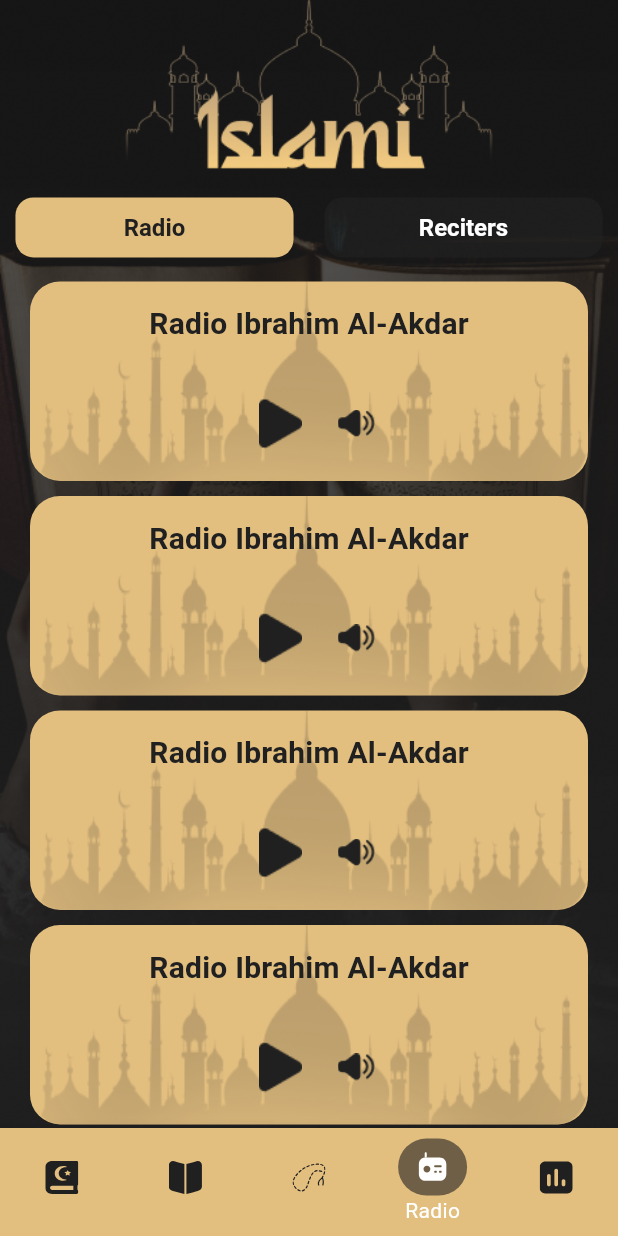
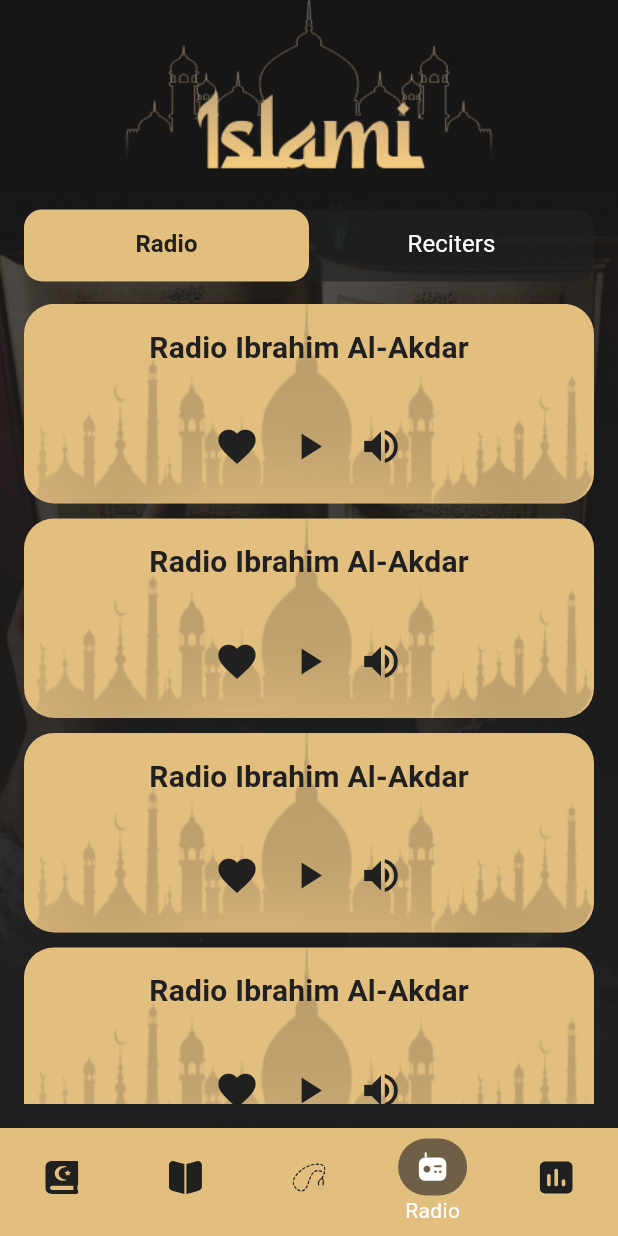
Before and after one commit to HassanNasser21/islami_app, a Flutter app: the HomeScreen screen opened by its route, item 4 of the bottom bar chosen, on a phone screen of 412 x 824 dp. Run offline on Flutter 3.47's test engine with Material 3 defaults, Android fonts, the phone set to English and light mode, and no system bars; our stand-ins replace carousel_slider, flutter_svg, shared_preferences, smooth_page_indicator; missing offline and left inert: dart:ffi; accounts and stored records are empty; project files that could hold a hidden picture were left out.

Commit message:
update Radio Tap UI

```diff
--- a/lib/taps/radio/build_radio_content.dart
+++ b/lib/taps/radio/build_radio_content.dart
@@ -6,13 +6,12 @@ class BuildRadioContent extends StatelessWidget {
 
   @override
   Widget build(BuildContext context) {
-    return Expanded(
-      child: ListView.separated(
-        padding: const EdgeInsets.symmetric(horizontal: 20),
-        itemBuilder: (_, index) => RadioItem(),
-        separatorBuilder: (_, index) => SizedBox(height: 10),
-        itemCount: 7,
-      ),
+    return ListView.separated(
+      // padding: const EdgeInsets.symmetric(horizontal: 20),
+      itemBuilder: (_, index) => RadioItem(),
+      separatorBuilder: (_, index) => SizedBox(height: 10),
+      itemCount: 7,
     );
+
   }
 }
--- a/lib/taps/radio/build_reciters_content.dart
+++ b/lib/taps/radio/build_reciters_content.dart
@@ -6,13 +6,11 @@ class BuildRecitersContent extends StatelessWidget {
 
   @override
   Widget build(BuildContext context) {
-    return Expanded(
-      child: ListView.separated(
-        padding: const EdgeInsets.symmetric(horizontal: 20),
+    return  ListView.separated(
+       // padding: const EdgeInsets.symmetric(horizontal: 20),
         itemBuilder: (_, index) => RadioItem(),
         separatorBuilder: (_, index) => SizedBox(height: 10),
         itemCount: 7,
-      ),
-    );
+      );
   }
 }
--- a/lib/taps/radio/build_tap_header.dart
+++ /dev/null
@@ -1,37 +0,0 @@
-import 'package:flutter/material.dart';
-import 'package:islami_app/app_theme.dart';
-
-class BuildTapHeader extends StatelessWidget {
-  final String label;
-  final bool selected;
-  final double width;
-  final VoidCallback onTap;
-  BuildTapHeader({
-    required this.label,
-    required this.selected,
-    required this.width,
-    required this.onTap,
-  });
-
-  @override
-  Widget build(BuildContext context) {
-    return GestureDetector(
-      onTap: onTap,
-      child: Container(
-        alignment: Alignment.center,
-        width: width,
-        padding:  EdgeInsets.symmetric(horizontal: 20, vertical: 10),
-        decoration: BoxDecoration(
-          borderRadius: BorderRadius.circular(12),
-          color: selected ? AppTheme.primaryColor : AppTheme.black.withValues(alpha: 0.7),
-        ),
-        child: Text(
-          label,
-          style: Theme.of(context).textTheme.titleLarge!.copyWith(
-            color: selected ? AppTheme.black : AppTheme.white,
-          ),
-        ),
-      ),
-    );
-  }
-}
--- a/lib/taps/radio/radio_item.dart
+++ b/lib/taps/radio/radio_item.dart
@@ -11,20 +11,44 @@ class RadioItem extends StatelessWidget {
       decoration: BoxDecoration(
         color: AppTheme.primaryColor,
         borderRadius: BorderRadius.circular(20),
-        image: DecorationImage(image: AssetImage('assets/images/radioBackground_Image.png'), fit: BoxFit.fill,),
+        image: DecorationImage(
+          image: AssetImage('assets/images/radioBackground_Image.png'),
+          fit: BoxFit.fill,
+        ),
       ),
       child: Column(
         mainAxisAlignment: MainAxisAlignment.spaceAround,
         children: [
-          Text('Radio Ibrahim Al-Akdar', style: Theme.of(context).textTheme.titleMedium!.copyWith(color: AppTheme.black),),
+          Text(
+            'Radio Ibrahim Al-Akdar',
+            style: Theme.of(
+              context,
+            ).textTheme.titleMedium!.copyWith(color: AppTheme.black),
+          ),
           Row(
             mainAxisAlignment: MainAxisAlignment.center,
             children: [
-              Image.asset('assets/images/stop_audio.png', height: 50, width: 50),
-              SizedBox(width: 13),
-              Image.asset('assets/images/speaker.png', height: 25, width: 25),
+              IconButton(
+                onPressed: () {},
+                icon: Icon(Icons.favorite),
+                color: AppTheme.black,
+                iconSize: 30,
+              ),
+               IconButton(
+                onPressed: () {},
+                icon: Icon(Icons.play_arrow),
+                color: AppTheme.black,
+                iconSize: 30,
+              ),
+               IconButton(
+                onPressed: () {},
+                icon: Icon(Icons.volume_up),
+                color: AppTheme.black,
+                iconSize: 30,
+              ),
+
             ],
-          )
+          ),
         ],
       ),
     );
--- a/lib/taps/radio/radio_tap.dart
+++ b/lib/taps/radio/radio_tap.dart
@@ -2,8 +2,6 @@ import 'package:flutter/material.dart';
 import 'package:islami_app/app_theme.dart';
 import 'package:islami_app/taps/radio/build_radio_content.dart';
 import 'package:islami_app/taps/radio/build_reciters_content.dart';
-import 'package:islami_app/taps/radio/build_tap_header.dart';
-
 
 class RadioTap extends StatefulWidget {
   const RadioTap({super.key});
@@ -19,29 +17,49 @@ class _RadioTapState extends State<RadioTap> {
   Widget build(BuildContext context) {
     final double halfWidth = MediaQuery.of(context).size.width * 0.45;
 
-    return Column(
-      children: [
-        const SizedBox(height: 8),
-        Row(
-          mainAxisAlignment: MainAxisAlignment.spaceAround,
+    return DefaultTabController(
+      length: 2,
+      child: Padding(
+        padding: const EdgeInsets.all(16.0),
+        child: Column(
           children: [
-            BuildTapHeader(
-              label: 'Radio',
-              selected: isRadioSelected,
-              width: halfWidth,
-              onTap: () => setState(() => isRadioSelected = true),
+            Container(
+              decoration: BoxDecoration(
+                color: AppTheme.black.withValues(alpha: 0.7),
+                borderRadius: BorderRadius.circular(12),
+              ),
+              child: TabBar(
+                indicatorSize: TabBarIndicatorSize.tab,
+                dividerColor: Colors.transparent,
+                indicator: BoxDecoration(
+                  borderRadius: BorderRadius.circular(12),
+                  color: AppTheme.primaryColor,
+                ),
+                unselectedLabelStyle: TextStyle(
+                  fontSize: 16,
+                  fontWeight: FontWeight.w400,
+                  color: AppTheme.white,
+                ),
+                labelStyle: TextStyle(
+                  fontSize: 16,
+                  fontWeight: FontWeight.bold,
+                  color: AppTheme.black,
+                ),
+                tabs: [
+                  Tab(text: 'Radio'),
+                  Tab(text: 'Reciters'),
+                ],
+              ),
             ),
-            BuildTapHeader(
-              label: 'Reciters',
-              selected: !isRadioSelected,
-              width: halfWidth,
-              onTap: () => setState(() => isRadioSelected = false),
+            SizedBox(height: 15),
+            Expanded(
+              child: TabBarView(
+                children: [BuildRadioContent(), BuildRecitersContent()],
+              ),
             ),
           ],
         ),
-        const SizedBox(height: 16),
-        isRadioSelected ? BuildRadioContent() : BuildRecitersContent(),
-      ],
+      ),
     );
   }
 }
```
